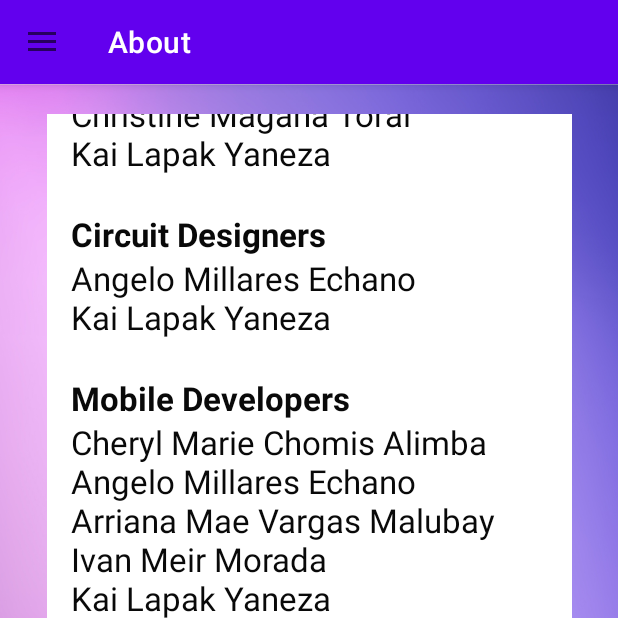
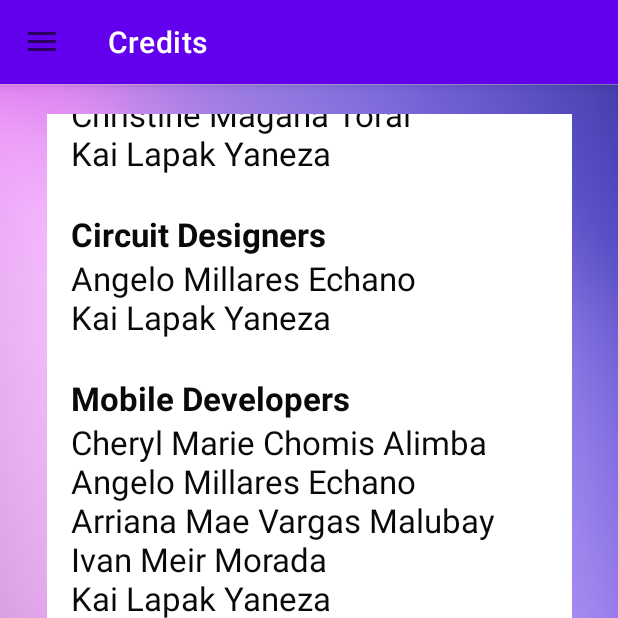
Before and after one commit to ArimaVM/Pet-Finder, an Android app: the Credits screen opened directly, with no data from a screen before it, scrolled down 828 dp, on a phone screen of 412 x 824 dp, the top half of it. Run offline under Robolectric (Android 15) with nearby library versions, the phone set to English and light mode, and no system bars; Roboto replaces fonts that are not available here.

Commit message:
- Fixed: Bug where the title still says "About" when on Credits page.

```diff
--- a/app/src/main/java/com/example/petfinder/components/Credits.java
+++ b/app/src/main/java/com/example/petfinder/components/Credits.java
@@ -18,6 +18,6 @@ public class Credits extends DrawerNav {
         activityCreditsBinding = ActivityCreditsBinding.inflate(getLayoutInflater());
         setContentView(activityCreditsBinding.getRoot());
 
-        allocateActivityTitle("About");
+        allocateActivityTitle("Credits");
     }
 }
```
